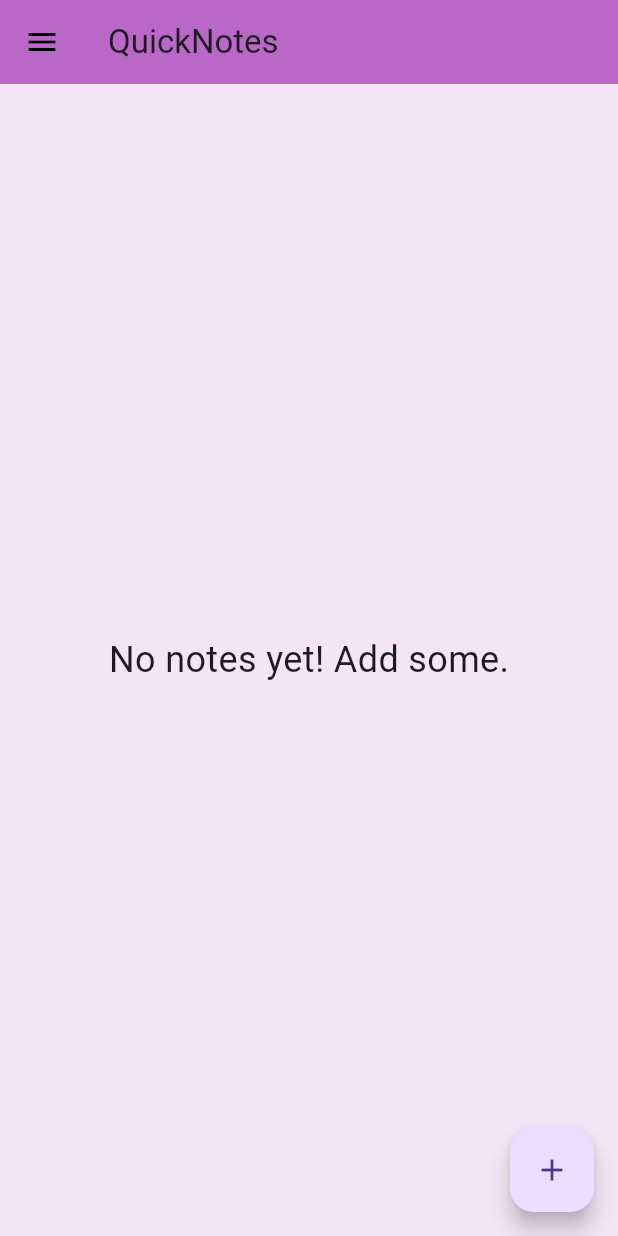
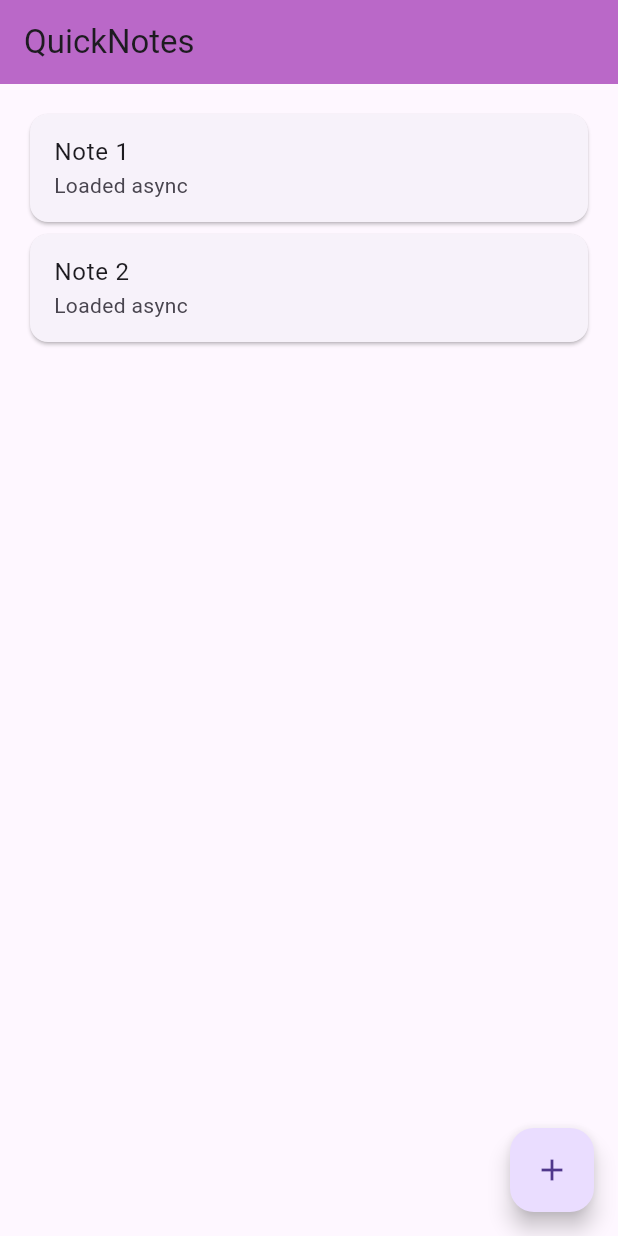
Before and after one commit to TanushreeBalakumar/quick_notes, a Flutter app: the screen it shows after launch, on a phone screen of 412 x 824 dp. Run offline on Flutter 3.47's test engine with Material 3 defaults, Android fonts, the phone set to English and light mode, and no system bars; our stand-ins replace flutter_riverpod, go_router, riverpod, riverpod_annotation; generated files the repository leaves out were written again.

Commit message:
feat: integration of Riverpod FutureProvider and StreamProvider

```diff
--- /dev/null
+++ b/lib/note_notifier.dart
@@ -0,0 +1,19 @@
+import 'package:flutter_riverpod/flutter_riverpod.dart';
+import '../models/note.dart';
+
+class NoteNotifier extends StateNotifier<List<Note>> {
+  NoteNotifier() : super([]);
+
+  void addNote(Note note) {
+    state = [...state, note];
+  }
+
+  void setNotes(List<Note> notes) {
+    state = notes;
+  }
+}
+
+final noteNotifierProvider =
+    StateNotifierProvider<NoteNotifier, List<Note>>((ref) {
+  return NoteNotifier();
+});
--- /dev/null
+++ b/lib/provider.dart
@@ -0,0 +1,20 @@
+import 'package:riverpod_annotation/riverpod_annotation.dart';
+import 'package:riverpod/riverpod.dart';
+import '../models/note.dart';
+part 'provider.g.dart';
+
+@riverpod
+Future<List<Note>> notes(Ref ref) async {
+  await Future.delayed(Duration(seconds: 2));
+  return [
+    Note(title: 'Note 1', description: 'Loaded async'),
+    Note(title: 'Note 2', description: 'Loaded async'),
+  ];
+}
+
+@riverpod
+Stream<int> counter(Ref ref) {
+  return Stream.periodic(
+    Duration(seconds: 1),
+  );
+}
--- a/lib/screens/home_page.dart
+++ b/lib/screens/home_page.dart
@@ -1,55 +1,63 @@
 import 'package:flutter/material.dart';
+import 'package:flutter_riverpod/flutter_riverpod.dart';
 import '../models/note.dart';
+import '../note_notifier.dart';
+import '../provider.dart';
 import 'package:go_router/go_router.dart';
 
-
-class HomePage extends StatefulWidget{
+class HomePage extends ConsumerWidget {
   const HomePage({super.key});
 
   @override
-  State<HomePage> createState() => _HomePageState();
-}
+  Widget build(BuildContext context, WidgetRef ref) {
+    final notesAsync = ref.watch(notesProvider);
+    final notes = ref.watch(noteNotifierProvider);
 
-class _HomePageState extends State<HomePage> {
-  List<Note> notes = [];
-
-  void _addNote(Note newNote) {
-    setState(() {
-      notes.add(newNote);
-    });
-  }
-  @override
-  Widget build(BuildContext context) {
     return Scaffold(
-      backgroundColor: Colors.purple[50],
       appBar: AppBar(
-        leading: Icon(Icons.menu, color: Colors.black),
         title: const Text('QuickNotes'),
         backgroundColor: Colors.purple.shade300,
       ),
+      body: Padding(
+        padding: const EdgeInsets.all(16),
+        child: notesAsync.when(
+          loading: () => const Center(child: CircularProgressIndicator()),
+          error: (e, _) => Center(child: Text('Error: $e')),
+          data: (initialNotes) {
+            if (notes.isEmpty) {
+              WidgetsBinding.instance.addPostFrameCallback((_) {
+                ref.read(noteNotifierProvider.notifier).setNotes(initialNotes);
+              });
+              return const Center(child: CircularProgressIndicator());
+            }
 
-      body: notes.isEmpty
-          ? const Center(child: Text('No notes yet! Add some.',style: TextStyle(fontSize: 24),))
+            return notes.isEmpty
+                ? const Center(
+                    child: Text(
+                      'No notes yet!',
+                      style: TextStyle(fontSize: 24),
+                    ),
+                  )
                 : ListView.builder(
                     itemCount: notes.length,
                     itemBuilder: (context, index) {
                       final note = notes[index];
                       return Card(
-                  margin: const EdgeInsets.all(8.0),
                         child: ListTile(
                           title: Text(note.title),
                           subtitle: Text(note.description),
                         ),
                       );
                     },
+                  );
+          },
         ),
-
+      ),
       floatingActionButton: FloatingActionButton(
         onPressed: () async {
           final result = await context.push('/add');
-
           if (result != null && result is Note) {
-            _addNote(result);
+            ref.read(noteNotifierProvider.notifier).addNote(result);
           }
         },
         child: const Icon(Icons.add),
--- a/pubspec.yaml
+++ b/pubspec.yaml
@@ -32,6 +32,9 @@ dependencies:
     sdk: flutter
   go_router: ^14.0.1
   json_annotation: ^4.9.0
+  flutter_riverpod: ^2.4.0
+  riverpod: ^2.4.0
+  riverpod_annotation: ^2.3.0
   # The following adds the Cupertino Icons font to your application.
   # Use with the CupertinoIcons class for iOS style icons.
   cupertino_icons: ^1.0.8
@@ -43,6 +46,7 @@ dev_dependencies:
   build_runner: ^2.4.8
   json_serializable: ^6.8.0
   flutter_gen_runner: ^5.3.1
+  riverpod_generator: ^2.3.0
 
   # The "flutter_lints" package below contains a set of recommended lints to
   # encourage good coding practices. The lint set provided by the package is
```
Also changed, not shown: lib/main.dart (+7 -2 lines), lib/models/note.dart (+0 -10 lines), lib/provider.g.dart (added), pubspec.lock. Lines whose indentation alone changed are shown as unchanged.
